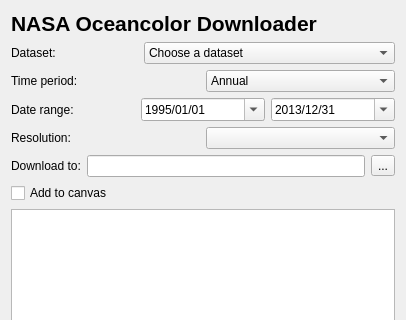
This is ui_oceandata.ui in antarctica/oceancolor_downloader as Qt 5 draws it before an edit; both pictures show x 0 to 406 and y 0 to 320 of the 406 by 516 pixel window. The edited form follows.
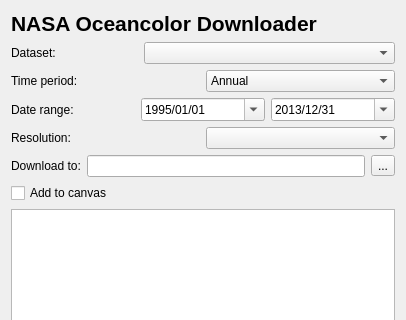
This is the edited form.

Commit message: Changes to dialogue and interface

Patch:
```diff
--- a/ui_oceandata.ui
+++ b/ui_oceandata.ui
@@ -50,7 +50,7 @@
        </property>
        <item>
         <property name="text">
-         <string>Choose a dataset</string>
+         <string> </string>
         </property>
        </item>
        <item>
```
The commit also changes 3 other files.
